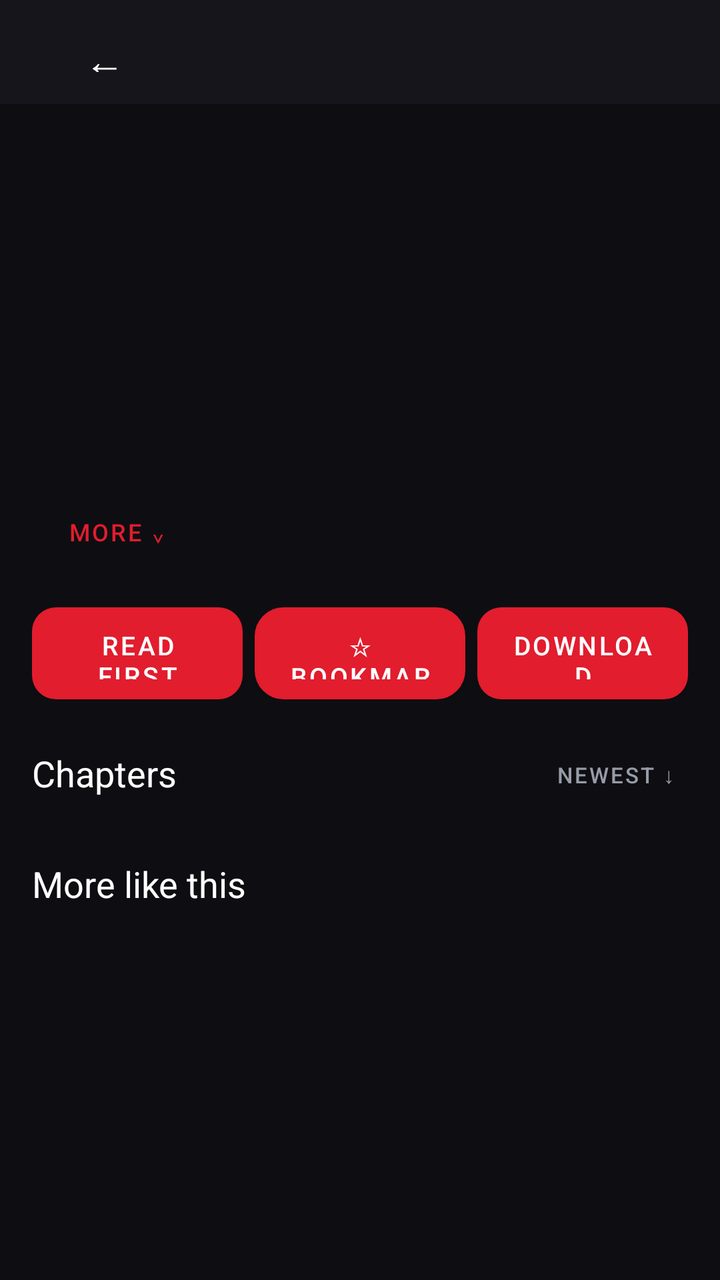
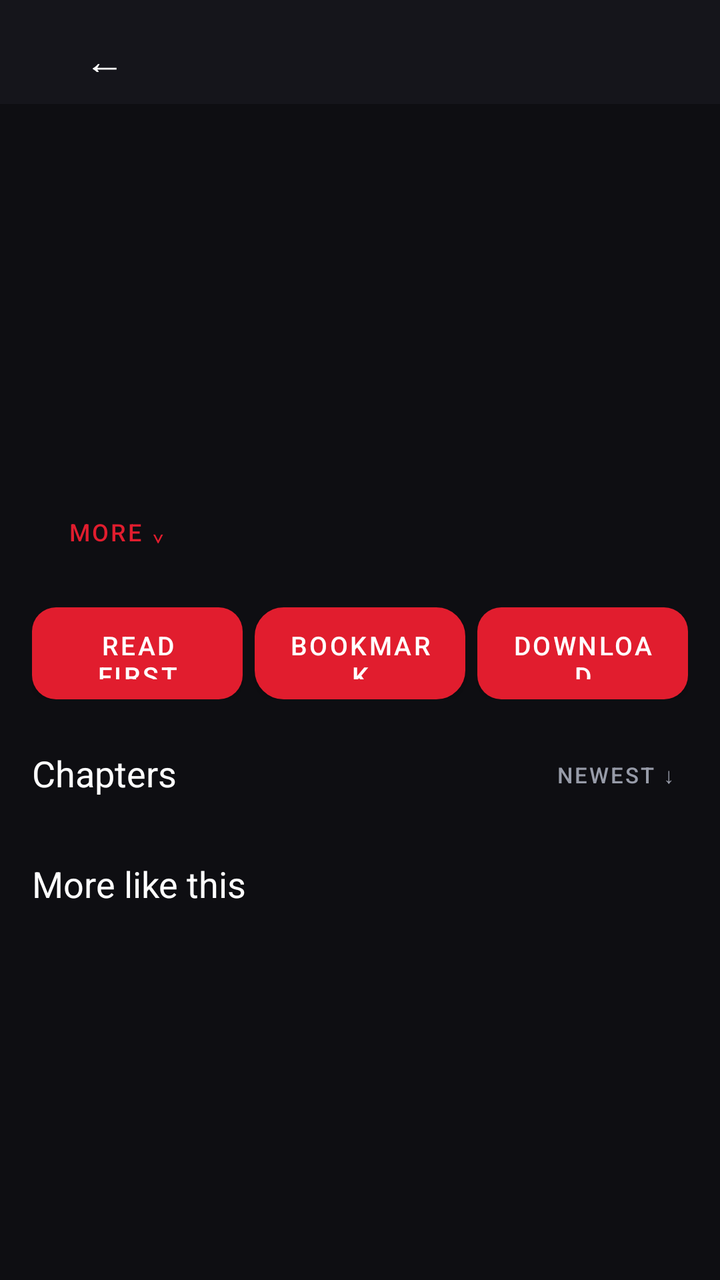

An Android layout rendered at two revisions. The XML below is the earlier revision; the diff shows what the commit changed to produce the second picture.
<!-- AndroidManifest.xml: application theme Theme.MyGhoulScans -->
<!-- res/layout/activity_comic_detail.xml -->
<?xml version="1.0" encoding="utf-8"?>
<LinearLayout xmlns:android="http://schemas.android.com/apk/res/android"
    android:orientation="vertical" android:layout_width="match_parent" android:layout_height="match_parent"
    android:background="@color/mgs_bg">

    <LinearLayout android:orientation="horizontal" android:layout_width="match_parent"
        android:layout_height="52dp" android:background="@color/mgs_panel" android:gravity="center_vertical"
        android:paddingStart="8dp" android:paddingEnd="8dp">
        <Button android:id="@+id/detailBack" android:layout_width="wrap_content" android:layout_height="40dp"
            android:text="←" android:textSize="20sp" android:textColor="@color/white"
            android:background="?android:attr/selectableItemBackground" />
        <TextView android:id="@+id/detailTopTitle" android:layout_width="0dp" android:layout_height="wrap_content"
            android:layout_weight="1" android:textColor="@color/white" android:textSize="16sp"
            android:maxLines="1" android:ellipsize="end" android:layout_marginStart="6dp" />
    </LinearLayout>

    <ScrollView android:layout_width="match_parent" android:layout_height="0dp" android:layout_weight="1">
        <LinearLayout android:orientation="vertical" android:layout_width="match_parent" android:layout_height="wrap_content"
            android:paddingBottom="16dp">

            <LinearLayout android:orientation="horizontal" android:layout_width="match_parent"
                android:layout_height="wrap_content" android:padding="16dp">
                <ImageView android:id="@+id/detailCover" android:layout_width="104dp" android:layout_height="144dp"
                    android:scaleType="centerCrop" android:contentDescription="Cover" />
                <LinearLayout android:orientation="vertical" android:layout_width="0dp" android:layout_height="wrap_content"
                    android:layout_weight="1" android:layout_marginStart="14dp">
                    <TextView android:id="@+id/detailTitle" android:layout_width="match_parent" android:layout_height="wrap_content"
                        android:textColor="@color/white" android:textSize="18sp" android:textStyle="bold"
                        android:maxLines="4" android:ellipsize="end" />
                    <TextView android:id="@+id/detailSource" android:layout_width="match_parent" android:layout_height="wrap_content"
                        android:textColor="@color/mgs_muted" android:textSize="12sp" android:layout_marginTop="4dp" />
                    <TextView android:id="@+id/detailCount" android:layout_width="match_parent" android:layout_height="wrap_content"
                        android:textColor="@color/mgs_accent" android:textSize="13sp" android:layout_marginTop="6dp" />
                    <TextView android:id="@+id/detailProgress" android:layout_width="match_parent" android:layout_height="wrap_content"
                        android:textColor="#FF2ECC71" android:textSize="12sp" android:layout_marginTop="4dp" />
                </LinearLayout>
            </LinearLayout>

            <TextView android:id="@+id/detailDesc" android:layout_width="match_parent" android:layout_height="wrap_content"
                android:textColor="#FFBBBBBB" android:textSize="13sp" android:paddingStart="16dp" android:paddingEnd="16dp"
                android:maxLines="3" android:ellipsize="end" />

            <Button android:id="@+id/detailMore" android:layout_width="wrap_content" android:layout_height="34dp"
                android:text="More ⌄" android:textSize="12sp" android:textColor="@color/mgs_accent"
                android:background="?android:attr/selectableItemBackground" android:layout_marginStart="14dp"
                android:layout_marginTop="2dp" android:paddingStart="4dp" android:paddingEnd="4dp" />

            <HorizontalScrollView android:layout_width="match_parent" android:layout_height="wrap_content"
                android:scrollbars="none" android:layout_marginTop="8dp">
                <LinearLayout android:id="@+id/detailGenres" android:orientation="horizontal"
                    android:layout_width="wrap_content" android:layout_height="wrap_content"
                    android:paddingStart="14dp" android:paddingEnd="14dp" />
            </HorizontalScrollView>

            <LinearLayout android:orientation="horizontal" android:layout_width="match_parent"
                android:layout_height="wrap_content" android:layout_marginTop="14dp" android:paddingStart="16dp" android:paddingEnd="16dp">
                <Button android:id="@+id/detailRead" android:layout_width="0dp" android:layout_weight="1"
                    android:layout_height="46dp" android:text="Read first" android:textSize="13sp"
                    android:textColor="@color/white" android:background="@drawable/mgs_accent_button" />
                <Button android:id="@+id/detailBookmark" android:layout_width="0dp" android:layout_weight="1"
                    android:layout_height="46dp" android:text="☆ Bookmark" android:textSize="13sp"
                    android:textColor="@color/white" android:background="@drawable/mgs_card"
                    android:layout_marginStart="6dp" />
                <Button android:id="@+id/detailDownloadAll" android:layout_width="0dp" android:layout_weight="1"
                    android:layout_height="46dp" android:text="Download" android:textSize="13sp"
                    android:textColor="@color/white" android:background="@drawable/mgs_accent_button"
                    android:layout_marginStart="6dp" />
            </LinearLayout>

            <LinearLayout android:orientation="horizontal" android:layout_width="match_parent"
                android:layout_height="wrap_content" android:gravity="center_vertical"
                android:layout_marginTop="20dp" android:paddingStart="16dp" android:paddingEnd="8dp" android:paddingBottom="8dp">
                <TextView android:id="@+id/chapterHead" android:layout_width="0dp" android:layout_height="wrap_content"
                    android:layout_weight="1" android:text="Chapters" android:textColor="@color/white" android:textSize="18sp" />
                <Button android:id="@+id/chapterSort" android:layout_width="wrap_content" android:layout_height="34dp"
                    android:text="Newest ↓" android:textSize="11sp" android:textColor="@color/mgs_muted"
                    android:background="?android:attr/selectableItemBackground" android:paddingStart="6dp" android:paddingEnd="6dp" />
            </LinearLayout>
            <LinearLayout android:id="@+id/chapterList" android:orientation="vertical"
                android:layout_width="match_parent" android:layout_height="wrap_content" android:paddingStart="12dp" android:paddingEnd="12dp" />
            <Button android:id="@+id/chapterShowAll" android:layout_width="match_parent" android:layout_height="40dp"
                android:text="Show All Chapters ⌄" android:textSize="13sp" android:textColor="@color/mgs_accent"
                android:background="@drawable/mgs_card" android:layout_marginStart="12dp" android:layout_marginEnd="12dp"
                android:layout_marginTop="6dp" android:visibility="gone" android:layout_marginBottom="10dp" />

            <TextView android:text="More like this" android:textColor="@color/white" android:textSize="18sp"
                android:layout_width="match_parent" android:layout_height="wrap_content"
                android:paddingStart="16dp" android:paddingTop="18dp" android:paddingBottom="6dp" />
            <HorizontalScrollView android:layout_width="match_parent" android:layout_height="wrap_content"
                android:scrollbars="none" android:paddingStart="6dp" android:paddingEnd="6dp">
                <LinearLayout android:id="@+id/detailRecs" android:orientation="horizontal"
                    android:layout_width="wrap_content" android:layout_height="wrap_content" />
            </HorizontalScrollView>
            <View android:layout_width="match_parent" android:layout_height="14dp" />
        </LinearLayout>
    </ScrollView>
</LinearLayout>
<!-- resources referenced by this layout -->
<resources>
  <color name="mgs_accent">#FFE11D2E</color>
  <color name="mgs_bg">#FF0E0E12</color>
  <color name="mgs_muted">#FF979BA8</color>
  <color name="mgs_panel">#FF15151B</color>
  <color name="white">#FFFFFFFF</color>
  <!-- drawable mgs_accent_button (drawable) -->
  <?xml version="1.0" encoding="utf-8"?>
  <shape xmlns:android="http://schemas.android.com/apk/res/android" android:shape="rectangle">
      <solid android:color="#FFE11D2E" />
      <corners android:radius="12dp" />
  </shape>
  <!-- drawable mgs_card (drawable) -->
  <?xml version="1.0" encoding="utf-8"?>
  <shape xmlns:android="http://schemas.android.com/apk/res/android" android:shape="rectangle">
      <solid android:color="#FF1C1C24" />
      <corners android:radius="14dp" />
      <stroke android:width="1dp" android:color="#FF2A2A34" />
  </shape>
  <style name="Theme.MyGhoulScans" parent="Theme.MaterialComponents.DayNight.NoActionBar">
          
          <item name="colorPrimary">@color/mgs_accent</item>
          <item name="colorPrimaryVariant">@color/mgs_accent</item>
          <item name="colorOnPrimary">@color/white</item>
          
          <item name="colorSecondary">@color/mgs_accent</item>
          <item name="colorSecondaryVariant">@color/mgs_accent</item>
          <item name="colorOnSecondary">@color/white</item>
          
          <item name="android:statusBarColor">@color/mgs_bg</item>
          <item name="android:windowBackground">@color/mgs_bg</item>
          <item name="android:textColorPrimary">@color/white</item>
          
      </style>
</resources>

<!-- the commit's change to res/layout/activity_comic_detail.xml (unified diff, before → after) -->
@@ -58,7 +58,7 @@
                     android:layout_height="46dp" android:text="Read first" android:textSize="13sp"
                     android:textColor="@color/white" android:background="@drawable/mgs_accent_button" />
                 <Button android:id="@+id/detailBookmark" android:layout_width="0dp" android:layout_weight="1"
-                    android:layout_height="46dp" android:text="☆ Bookmark" android:textSize="13sp"
+                    android:layout_height="46dp" android:text="Bookmark" android:textSize="13sp"
                     android:textColor="@color/white" android:background="@drawable/mgs_card"
                     android:layout_marginStart="6dp" />
                 <Button android:id="@+id/detailDownloadAll" android:layout_width="0dp" android:layout_weight="1"
